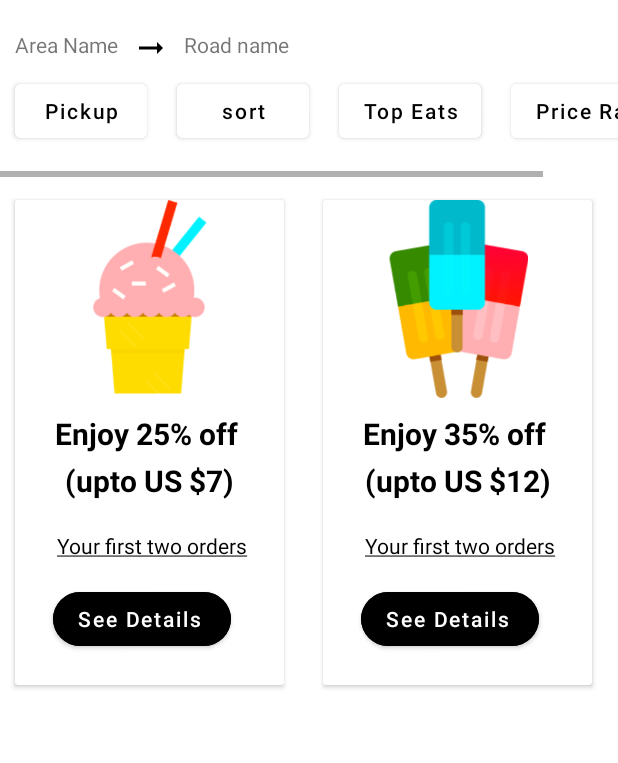
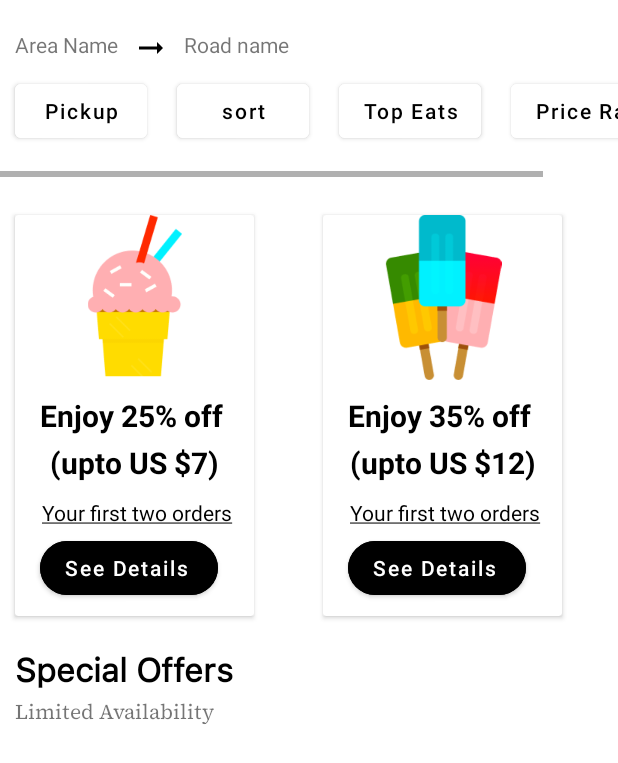
Before and after one commit to Collinsturi/Foodly, an Android app: the MainActivity screen opened directly, with no data from a screen before it, on a phone screen of 412 x 824 dp. Shown: the top 763 px of the screen. Run offline under Robolectric (Android 15) with nearby library versions, the phone set to English and light mode, and no system bars.

Commit message:
Changes are made in the main activity of the application: "activity_main". The layout is now using the scrollview and Constraint layout in the bottom part of the activity.

```diff
--- a/app/src/main/res/layout/activity_main.xml
+++ b/app/src/main/res/layout/activity_main.xml
@@ -59,6 +59,7 @@
             app:layout_constraintTop_toTopOf="parent">
 
             <Button
+                android:shadowColor="#7F7F7F"
                 android:layout_width="wrap_content"
                 android:layout_height="wrap_content"
                 android:layout_margin="10dp"
@@ -69,6 +70,7 @@
                 android:textColor="@color/black" />
 
             <Button
+                android:shadowColor="#7F7F7F"
                 android:layout_width="wrap_content"
                 android:layout_height="wrap_content"
                 android:layout_margin="10dp"
@@ -79,6 +81,7 @@
                 android:textColor="@color/black" />
 
             <Button
+                android:shadowColor="#7F7F7F"
                 android:layout_width="wrap_content"
                 android:layout_height="wrap_content"
                 android:layout_margin="10dp"
@@ -89,6 +92,7 @@
                 android:textColor="@color/black" />
 
             <Button
+                android:shadowColor="#7F7F7F"
                 android:layout_width="wrap_content"
                 android:layout_height="wrap_content"
                 android:layout_margin="10dp"
@@ -102,14 +106,28 @@
         </LinearLayout>
     </HorizontalScrollView>
 
+    <ScrollView
+        android:id="@+id/scrollView"
+        android:layout_marginTop="10dp"
+        android:layout_width="0dp"
+        android:layout_height="0dp"
+        app:layout_constraintBottom_toBottomOf="parent"
+        app:layout_constraintEnd_toEndOf="@+id/horizontalScrollView"
+        app:layout_constraintStart_toStartOf="parent"
+        app:layout_constraintTop_toBottomOf="@+id/horizontalScrollView">
+
+        <androidx.constraintlayout.widget.ConstraintLayout
+            android:layout_width="match_parent"
+            android:layout_height="match_parent">
+
             <androidx.cardview.widget.CardView
-        android:id="@+id/cardView"
-        android:layout_width="179dp"
-        android:layout_height="wrap_content"
+                android:id="@+id/cardViewIceCream"
+                android:layout_width="159dp"
+                android:layout_height="267dp"
                 android:layout_marginStart="10dp"
                 android:layout_marginTop="15dp"
                 app:layout_constraintStart_toStartOf="parent"
-        app:layout_constraintTop_toBottomOf="@+id/horizontalScrollView">
+                app:layout_constraintTop_toTopOf="parent">
 
                 <androidx.constraintlayout.widget.ConstraintLayout
                     android:layout_width="match_parent"
@@ -118,7 +136,7 @@
                     <ImageView
                         android:id="@+id/imageView4"
                         android:layout_width="137dp"
-                android:layout_height="132dp"
+                        android:layout_height="110dp"
                         android:src="@drawable/icecream"
                         app:layout_constraintEnd_toEndOf="parent"
                         app:layout_constraintStart_toStartOf="parent"
@@ -154,7 +172,7 @@
                         android:id="@+id/textView3"
                         android:layout_width="wrap_content"
                         android:layout_height="wrap_content"
-                android:layout_marginTop="20dp"
+                        android:layout_marginTop="10dp"
                         android:text="@string/your_first_two_orders_underlined"
                         android:textColor="@color/black"
                         app:layout_constraintEnd_toEndOf="parent"
@@ -184,15 +202,15 @@
             </androidx.cardview.widget.CardView>
 
             <androidx.cardview.widget.CardView
-        android:layout_width="179dp"
-        android:layout_height="wrap_content"
+                android:id="@+id/cardViewPopsicles"
+                android:layout_width="159dp"
+                android:layout_height="267dp"
                 android:layout_marginStart="24dp"
-
                 android:layout_marginTop="15dp"
                 android:layout_marginEnd="16dp"
                 app:layout_constraintEnd_toEndOf="parent"
-        app:layout_constraintStart_toEndOf="@+id/cardView"
-        app:layout_constraintTop_toBottomOf="@+id/horizontalScrollView">
+                app:layout_constraintStart_toEndOf="@+id/cardViewIceCream"
+                app:layout_constraintTop_toTopOf="parent">
 
                 <androidx.constraintlayout.widget.ConstraintLayout
                     android:layout_width="match_parent"
@@ -201,7 +219,7 @@
                     <ImageView
                         android:id="@+id/popsicles"
                         android:layout_width="137dp"
-                android:layout_height="132dp"
+                        android:layout_height="110dp"
                         android:src="@drawable/popsicles"
                         app:layout_constraintEnd_toEndOf="parent"
                         app:layout_constraintStart_toStartOf="parent"
@@ -237,7 +255,7 @@
                         android:id="@+id/textFirstTwoOrders"
                         android:layout_width="wrap_content"
                         android:layout_height="wrap_content"
-                android:layout_marginTop="20dp"
+                        android:layout_marginTop="10dp"
                         android:text="@string/your_first_two_orders_underlined"
                         android:textColor="@color/black"
                         app:layout_constraintEnd_toEndOf="parent"
@@ -260,13 +278,38 @@
                         app:layout_constraintStart_toStartOf="parent"
                         app:layout_constraintTop_toBottomOf="@+id/textFirstTwoOrders" />
 
-
                 </androidx.constraintlayout.widget.ConstraintLayout>
-
-
             </androidx.cardview.widget.CardView>
 
 
+            <TextView
+                android:id="@+id/txtSpecialOffers"
+                android:layout_width="wrap_content"
+                android:layout_height="wrap_content"
+                android:text="Special Offers"
+                app:layout_constraintTop_toBottomOf="@+id/cardViewIceCream"
+                app:layout_constraintStart_toStartOf="parent"
+                android:layout_marginTop="20dp"
+                android:fontFamily="@font/fontsfree_net_sfprotext_regular"
+                android:textStyle="bold"
+                android:textColor="@color/black"
+                android:textSize="22sp"
+                android:layout_marginStart="10dp"/>
+
+            <TextView
+                android:id="@+id/txtLimitedAvailability"
+                android:layout_width="wrap_content"
+                android:layout_height="wrap_content"
+                app:layout_constraintTop_toBottomOf="@id/txtSpecialOffers"
+                android:text="Limited Availability"
+                android:fontFamily="@font/source_serif_pro"
+                android:layout_marginTop="3dp"
+                app:layout_constraintStart_toStartOf="parent"
+                android:layout_marginStart="10dp"/>
 
 
         </androidx.constraintlayout.widget.ConstraintLayout>
+    </ScrollView>
+
+
+</androidx.constraintlayout.widget.ConstraintLayout>
```
Lines whose indentation alone changed are shown as unchanged.
